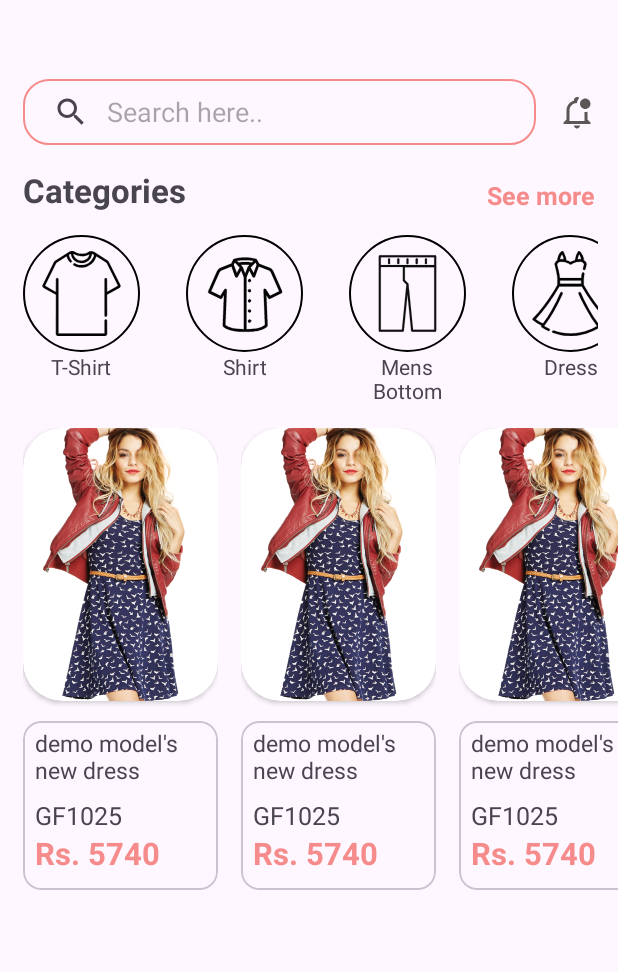
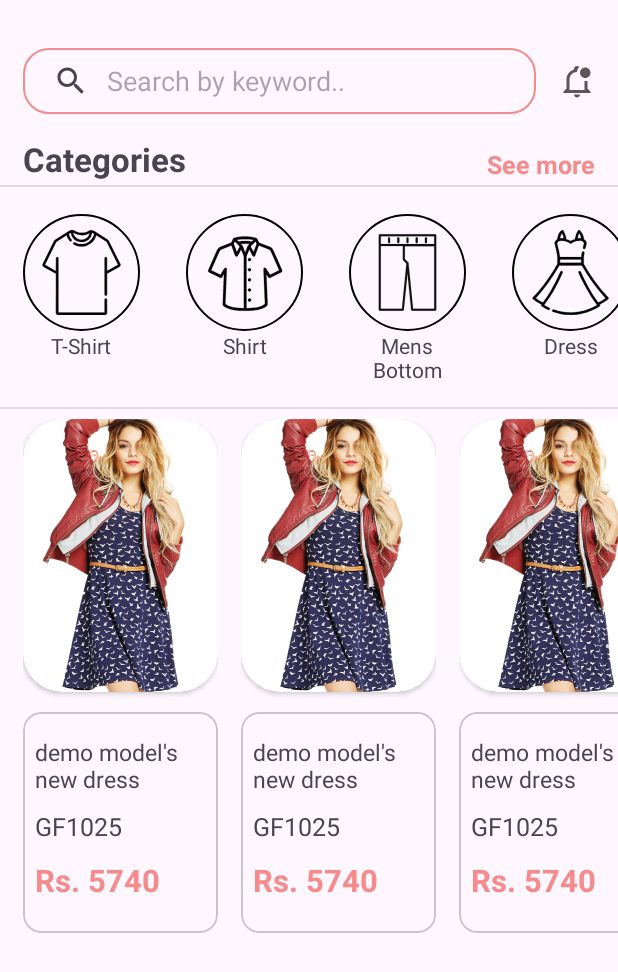
Before and after one commit to pratik50/OpalWish, an Android app: the layout fragment_dashboard.xml on its own in the app's theme, with its tools: preview values and no code run, on a phone screen of 412 x 824 dp. Shown: the top 972 px of the screen. Run offline under Robolectric (Android 15) with nearby library versions, the phone set to English and light mode, and no system bars.

Commit message:
minor ui changes

```diff
--- a/app/src/main/res/layout/fragment_dashboard.xml
+++ b/app/src/main/res/layout/fragment_dashboard.xml
@@ -23,11 +23,11 @@
                 android:layout_width="0dp"
                 android:layout_height="@dimen/_34sdp"
                 android:layout_marginStart="@dimen/_12sdp"
-                android:layout_marginTop="@dimen/_24sdp"
+                android:layout_marginTop="@dimen/_8sdp"
                 android:layout_marginEnd="@dimen/_12sdp"
                 android:layout_marginBottom="@dimen/_18sdp"
                 android:background="@drawable/border_design"
-                android:queryHint="Search here.."
+                android:queryHint="Search by keyword.."
                 android:queryBackground="@null"
                 android:iconifiedByDefault="false"
                 app:layout_constraintBottom_toBottomOf="parent"
@@ -39,7 +39,7 @@
                 android:id="@+id/bell_icon"
                 android:layout_width="24dp"
                 android:layout_height="24dp"
-                android:layout_marginTop="@dimen/_24sdp"
+                android:layout_marginTop="@dimen/_8sdp"
                 android:layout_marginEnd="@dimen/_12sdp"
                 android:layout_marginBottom="@dimen/_18sdp"
                 android:background="@drawable/bell_notification"
@@ -82,12 +82,18 @@
 
     </LinearLayout>
 
+    <View
+        android:id="@+id/divider1"
+        android:layout_width="match_parent"
+        android:layout_height="1dp"
+        android:layout_marginTop="@dimen/_2sdp"
+        android:layout_marginBottom="@dimen/_2sdp"
+        android:background="?android:attr/dividerVertical" />
+
 
     <HorizontalScrollView
         android:layout_width="match_parent"
         android:layout_height="wrap_content"
-        android:layout_marginStart="@dimen/_12sdp"
-        android:layout_marginEnd="@dimen/_10sdp"
         android:scrollbars="none">
 
         <LinearLayout
@@ -99,6 +105,7 @@
             <RelativeLayout
                 android:layout_width="wrap_content"
                 android:layout_height="wrap_content"
+                android:layout_marginStart="@dimen/_12sdp"
                 android:layout_marginEnd="@dimen/_12sdp"
                 android:layout_marginTop="@dimen/_12sdp"
                 >
@@ -212,7 +219,7 @@
                     android:text="Tops" />
             </RelativeLayout>
 
-            <!-- Womens Bottom -->
+            <!-- Women's Bottom -->
             <RelativeLayout
                 android:layout_width="wrap_content"
                 android:layout_height="wrap_content"
@@ -285,6 +292,7 @@
             <RelativeLayout
                 android:layout_width="wrap_content"
                 android:layout_height="wrap_content"
+                android:layout_marginEnd="@dimen/_12sdp"
                 android:layout_margin="@dimen/_12sdp">
 
                 <ImageView
@@ -307,6 +315,13 @@
         </LinearLayout>
     </HorizontalScrollView>
 
+    <View
+        android:id="@+id/divider2"
+        android:layout_width="match_parent"
+        android:layout_height="1dp"
+        android:layout_marginBottom="@dimen/_5sdp"
+        android:background="?android:attr/dividerVertical" />
+
     <androidx.recyclerview.widget.RecyclerView
         android:id="@+id/main_rv"
         android:layout_width="match_parent"
--- a/app/src/main/res/layout/rv_item.xml
+++ b/app/src/main/res/layout/rv_item.xml
@@ -5,7 +5,6 @@
     android:layout_width="wrap_content"
     android:layout_height="wrap_content"
     android:layout_marginStart="@dimen/_12sdp"
-
     android:orientation="vertical"
     tools:ignore="MissingDefaultResource">
 
@@ -29,7 +28,7 @@
 
         <LinearLayout
             android:layout_width="wrap_content"
-            android:layout_height="wrap_content"
+            android:layout_height="@dimen/_110sdp"
             android:layout_marginTop="@dimen/_3sdp"
             android:orientation="vertical"
             android:paddingStart="@dimen/_6sdp">
@@ -39,16 +38,21 @@
                 android:layout_width="wrap_content"
                 android:layout_height="wrap_content"
                 android:text="demo model's new dress"
+                android:layout_marginTop="@dimen/_9sdp"
                 android:textSize="@dimen/_12ssp" />
-
 
             <TextView
                 android:id="@+id/product_code"
                 android:layout_width="wrap_content"
                 android:layout_height="wrap_content"
-                android:layout_marginTop="@dimen/_6sdp"
+                android:layout_marginTop="@dimen/_7sdp"
                 android:text="GF1025"
                 android:textSize="@dimen/_13ssp" />
+
+            <LinearLayout
+                android:layout_width="match_parent"
+                android:layout_height="match_parent"
+                android:gravity="bottom">
 
                 <TextView
                     android:id="@+id/product_price"
@@ -56,9 +60,11 @@
                     android:layout_height="wrap_content"
                     android:layout_marginBottom="@dimen/_8sdp"
                     android:text="Rs. 5740"
+                    android:layout_gravity="bottom"
                     android:textColor="#F68B8B"
                     android:textSize="@dimen/_16ssp"
                     android:textStyle="bold" />
+            </LinearLayout>
 
         </LinearLayout>
     </com.google.android.material.card.MaterialCardView>
```
Lines whose indentation alone changed are shown as unchanged.
